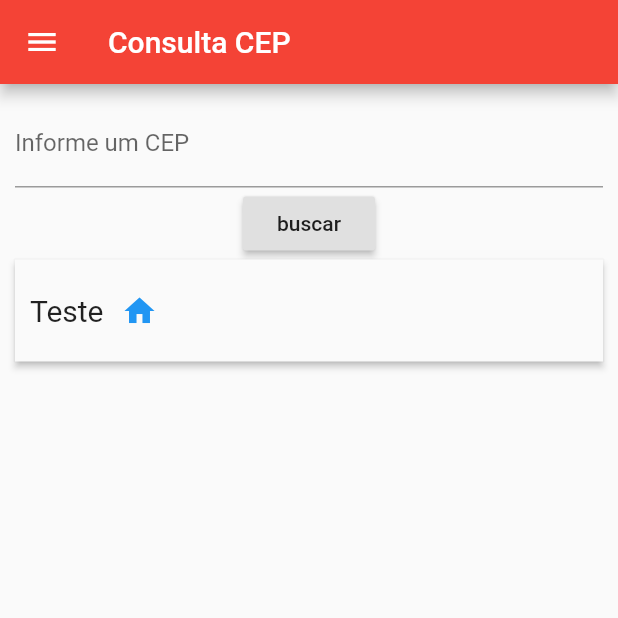
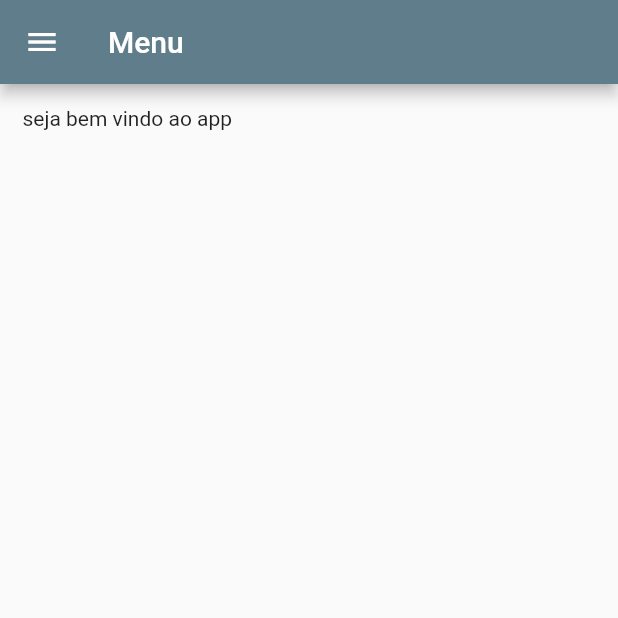
Before and after one commit to jocelinoFG017/TrabalhoPDM20.2, a Flutter app: the screen it shows after launch, on a phone screen of 412 x 824 dp, the top half of it. Run offline on Flutter 3.47's test engine with Material 2 defaults, Android fonts, the phone set to English and light mode, and no system bars.

Commit message:
new features

```diff
--- a/cep/lib/main.dart
+++ b/cep/lib/main.dart
@@ -1,119 +1,63 @@
-import 'dart:convert';
-
+import 'package:cep/clima.dart';
 import 'package:flutter/material.dart';
 
-import 'package:http/http.dart' as http;
+import 'cep.dart';
 
-main() {
-  runApp(ConsultaCepApp());
+void main() {
+  runApp(MaterialApp(
+    title: 'Navigation Basics',
+    home: HomePage(),
+  ));
 }
 
-class ConsultaCepApp extends StatefulWidget {
-  @override
-  State<StatefulWidget> createState() {
-    return _ConsultaCepApp();
-  }
-}
-
-class _ConsultaCepApp extends State<ConsultaCepApp> {
-  var controllerText = TextEditingController();
-  var cidade = "Teste";
+class HomePage extends StatelessWidget {
   @override
   Widget build(BuildContext context) {
     return MaterialApp(
       debugShowCheckedModeBanner: false,
-      theme: ThemeData(primaryColor: Colors.red),
       home: Scaffold(
         appBar: AppBar(
-          title: Text('Consulta CEP'),
+          backgroundColor: Colors.blueGrey,
+          title: Text('Menu'),
         ),
         drawer: Drawer(
-          child: ListView(
-            padding: EdgeInsets.zero,
-            children: const <Widget>[
+          child: ListView(padding: EdgeInsets.zero, children: <Widget>[
             DrawerHeader(
+              child: Text('Menu'),
               decoration: BoxDecoration(
-                  color: Colors.blue,
+                color: Colors.blueGrey,
               ),
-                child: Text(
-                  'Trabalho final PDM-SI2020.2',
-                  style: TextStyle(
-                    color: Colors.white,
-                    fontSize: 24,
-                  ),
-                ),
-              ),
-              ListTile(
-                leading: Icon(Icons.cloud),
-                title: Text('Previsão do tempo'),
             ),
             ListTile(
               leading: Icon(Icons.add_location_alt_outlined),
               title: Text('Consulta de CEP'),
+              onTap: () {
+                Navigator.push(
+                  context,
+                  MaterialPageRoute(builder: (context) => ConsultaCepApp()),
+                );
+              },
             ),
             ListTile(
-                leading: Icon(Icons.add),
-                title: Text('Crud'),
-              ),
-            ],
-          ),
-        ), //menu lateral
-        body: Container(
-          margin: EdgeInsets.all(10),
-          child: Column(
-            children: [
-              TextField(
-                controller: this.controllerText,
-                decoration: InputDecoration(
-                  labelText: 'Informe um CEP',
-                ),
-              ),
-              RaisedButton(
-                child: Text('buscar'),
-                onPressed: () {
-                  realizaConsulta();
+              leading: Icon(Icons.cloud),
+              title: Text('Consulta de clima'),
+              onTap: () {
+                Navigator.push(
+                  context,
+                  MaterialPageRoute(builder: (context) => Home()),
+                );
               },
             ),
-              Material(
-                elevation: 2,
-                child: Padding(
-                  padding: EdgeInsets.all(10),
-                  child: Row(
-                    children: [
-                      Text(
-                        this.cidade,
-                        style: TextStyle(fontSize: 20),
+          ]),
         ),
-                      IconButton(
-                        icon: Icon(Icons.home),
-                        color: Theme.of(context).primaryColor,
-                        onPressed: () {},
-                      )
-                    ],
-                  ),
-                ),
-              )
-            ],
+        //corpo da aplicação
+        body: Container(
+          margin: EdgeInsets.all(15),
+          child: Column(
+            children: [Text('seja bem vindo ao app')],
           ),
         ),
       ),
     );
   }
-
-  realizaConsulta() async {
-    String url = 'http://cep.republicavirtual.com.br/web_cep.php?cep=';
-    url += this.controllerText.text;
-    url += '&formato=jsonp';
-
-    var resposta = await http.get(url);
-    var json = jsonDecode(resposta.body);
-
-    print(json['cidade']);
-
-    setState(() {
-      this.cidade = json['cidade'] + ' / ' + json['uf'];
-    });
-
-    print(this.cidade);
 }
-}
--- a/cep/pubspec.yaml
+++ b/cep/pubspec.yaml
@@ -36,6 +36,7 @@ dependencies:
 dev_dependencies:
   flutter_test:
     sdk: flutter
+  http: ^0.12.2
   font_awesome_flutter: ^8.11.0
 
 # For information on the generic Dart part of this file, see the
```
Also changed, not shown: cep/lib/home.dart (deleted). Lines whose indentation alone changed are shown as unchanged.
